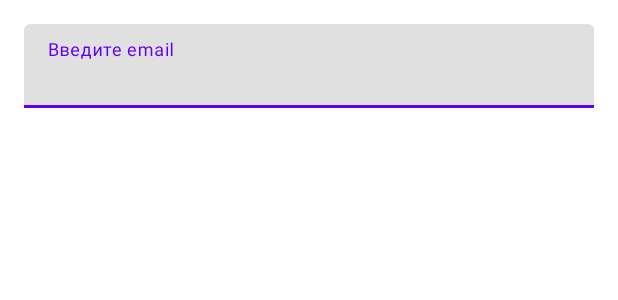
After one commit to FoxyTheOne/TestAppForOnboarding, an Android app: the layout dialog_change_email.xml on its own in the app's theme, with its tools: preview values and no code run, on a phone screen of 412 x 824 dp. The commit adds this screen. Shown: the top 300 px of the screen. Run offline under Robolectric (Android 15) with nearby library versions, the phone set to English and light mode, and no system bars.

Commit message:
Added change display_email dialog

```diff
--- a/app/src/main/java/com/foxynest/testappforonboarding/data/repository/AuthRepository.kt
+++ b/app/src/main/java/com/foxynest/testappforonboarding/data/repository/AuthRepository.kt
@@ -145,6 +145,10 @@ class AuthRepository @Inject constructor(
     override suspend fun checkEmailVerified(): Boolean =
         firebaseAuthDataSource.checkEmailVerified()
 
+    override suspend fun updateDisplayEmail(newEmail: String): Resource<ErrorType> {
+        return firebaseAuthDataSource.updateDisplayEmail(newEmail)
+    }
+
 //    override suspend fun updateEmail(newEmail: String, password: String): Resource<ErrorType> {
 //        return try {
 //            val currentUser = firebaseAuthDataSource.getCurrentUser().data
--- a/app/src/main/java/com/foxynest/testappforonboarding/domain/iRepository/IAuthRepository.kt
+++ b/app/src/main/java/com/foxynest/testappforonboarding/domain/iRepository/IAuthRepository.kt
@@ -16,5 +16,5 @@ interface IAuthRepository {
     // Email
     suspend fun sendEmailVerification(): Resource<ErrorType>
     suspend fun checkEmailVerified(): Boolean
-//    suspend fun updateEmail(newEmail: String, password: String): Resource<ErrorType>
+    suspend fun updateDisplayEmail(newEmail: String): Resource<ErrorType>
 }
--- a/app/src/main/java/com/foxynest/testappforonboarding/domain/use_cases/updatingDataUseCases/IUpdateEmailUC.kt
+++ b/app/src/main/java/com/foxynest/testappforonboarding/domain/use_cases/updatingDataUseCases/IUpdateEmailUC.kt
@@ -5,4 +5,5 @@ import com.foxynest.testappforonboarding.other.Resource
 
 interface IUpdateEmailUC {
 //    suspend fun execute(newEmail: String, password: String): Resource<ErrorType>
+    suspend fun updateDisplayEmail(newEmail: String): Resource<ErrorType>
 }
--- a/app/src/main/java/com/foxynest/testappforonboarding/domain/use_cases/updatingDataUseCases/UpdateEmailUC.kt
+++ b/app/src/main/java/com/foxynest/testappforonboarding/domain/use_cases/updatingDataUseCases/UpdateEmailUC.kt
@@ -8,7 +8,7 @@ import javax.inject.Inject
 class UpdateEmailUC @Inject constructor(
     private val authRepository: AuthRepository
 ) : IUpdateEmailUC {
-//    override suspend fun execute(newEmail: String, password: String): Resource<ErrorType> {
-//        return authRepository.updateEmail(newEmail, password)
-//    }
+    override suspend fun updateDisplayEmail(newEmail: String): Resource<ErrorType> {
+        return authRepository.updateDisplayEmail(newEmail)
+    }
 }
--- a/app/src/main/java/com/foxynest/testappforonboarding/presentation/MainActivity.kt
+++ b/app/src/main/java/com/foxynest/testappforonboarding/presentation/MainActivity.kt
@@ -201,8 +201,9 @@ class MainActivity : AppCompatActivity() {
         }
     }
 
+    // VIEW BINDING -> 3. onDestroyView()
     override fun onDestroy() {
-        binding = null // VIEW BINDING -> 3. onDestroyView()
+        binding = null
         super.onDestroy()
     }
 }
--- /dev/null
+++ b/app/src/main/res/layout/dialog_change_email.xml
@@ -0,0 +1,64 @@
+<?xml version="1.0" encoding="utf-8"?>
+<LinearLayout xmlns:android="http://schemas.android.com/apk/res/android"
+    xmlns:app="http://schemas.android.com/apk/res-auto"
+    android:layout_width="match_parent"
+    android:layout_height="wrap_content"
+    android:orientation="vertical"
+    android:padding="16dp">
+
+    <!-- TextView
+        android:layout_width="match_parent"
+        android:layout_height="wrap_content"
+        android:text="@string/change_display_email_title"
+        android:textSize="18sp"
+        android:textStyle="bold"
+        android:layout_marginBottom="16dp" / -->
+
+    <com.google.android.material.textfield.TextInputLayout
+        android:id="@+id/textInputLayout"
+        android:layout_width="match_parent"
+        android:layout_height="wrap_content"
+        app:errorEnabled="true">
+
+        <com.google.android.material.textfield.TextInputEditText
+            android:id="@+id/textInputEditText"
+            android:layout_width="match_parent"
+            android:layout_height="wrap_content"
+            android:hint="@string/text_email_hint"
+            android:inputType="textEmailAddress" />
+
+    </com.google.android.material.textfield.TextInputLayout>
+
+    <ProgressBar
+        android:id="@+id/progressBar"
+        android:layout_width="wrap_content"
+        android:layout_height="wrap_content"
+        android:layout_gravity="center"
+        android:layout_marginVertical="8dp"
+        android:visibility="gone" />
+
+    <!-- LinearLayout
+        android:layout_width="match_parent"
+        android:layout_height="wrap_content"
+        android:orientation="horizontal"
+        android:gravity="end"
+        android:layout_marginTop="16dp">
+
+        <Button
+            android:id="@+id/buttonCancel"
+            android:layout_width="wrap_content"
+            android:layout_height="wrap_content"
+            android:text="@string/cancel"
+            android:layout_marginEnd="8dp"
+            style="@style/Widget.Material3.Button.TextButton" />
+
+        <Button
+            android:id="@+id/buttonSave"
+            android:layout_width="wrap_content"
+            android:layout_height="wrap_content"
+            android:text="@string/save"
+            style="@style/Widget.Material3.Button" />
+
+    </LinearLayout -->
+
+</LinearLayout>
--- a/app/src/main/res/values/strings.xml
+++ b/app/src/main/res/values/strings.xml
@@ -78,9 +78,14 @@
     <string name="profile_button_log_in">У меня уже есть аккаунт **</string>
     <string name="profile_text_warning_data">** Введенные сейчас данные заменятся на те, которые сохранены на аккаунте.</string>
     <string name="profile_button_log_out">Выйти</string>
+    <string name="change_display_email_title">Изменить почту для связи</string>
+    <string name="change_auth_email_title">Изменить почту для входа</string>
+    <string name="save">Сохранить</string>
+    <string name="display_email_updated_successfully">Почта для связи успешно обновлена</string>
+    <string name="auth_email_updated_successfully">Почта для входа успешно обновлена</string>
     <string name="profile_toast_data_updated">Данные успешно сохранены</string>
     <string name="profile_toast_data_updating_error">Данные не сохранены. Вы можете повторить попытку позже</string>
-    <string name="profile_email_verification_send">Верификация почты отправлена</string>
+    <string name="profile_email_verification_send">Верификация почты отправлена. Пожалуйста, проверьте почтовый ящик</string>
 
     <!-- Home -->
     <string name="home_title">Главная</string>
```
Also changed, not shown: app/src/main/java/com/foxynest/testappforonboarding/data/dataSource/firebase/FirebaseAuthDataSource.kt (+25 -0 lines), app/src/main/java/com/foxynest/testappforonboarding/presentation/MainViewModel.kt (+51 -21 lines), app/src/main/java/com/foxynest/testappforonboarding/presentation/dialogs/ChangeDisplayEmailDialog.kt (added, +164 -0 lines), app/src/main/java/com/foxynest/testappforonboarding/presentation/profile/ProfileFragment.kt (+56 -8 lines), app/src/main/java/com/foxynest/testappforonboarding/presentation/profile/ProfileViewModel.kt (+6 -1 lines).
